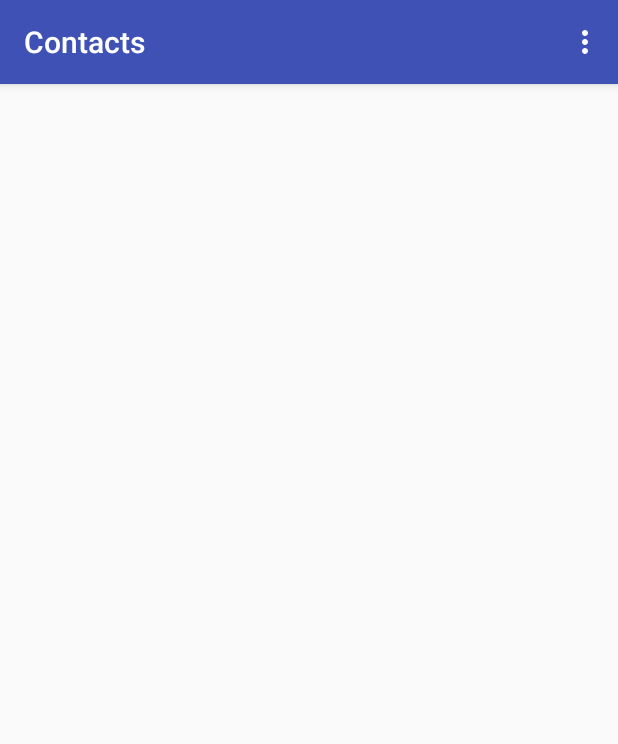
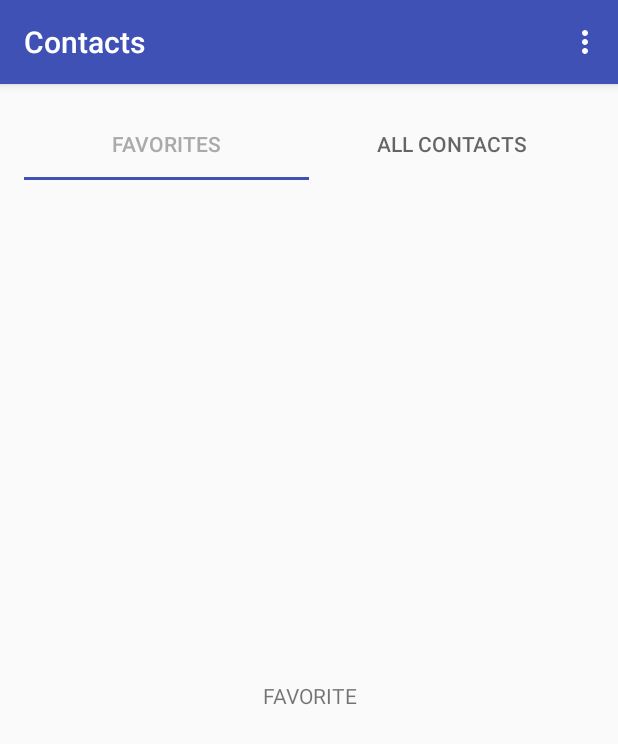
Before and after one commit to kostovtd/ContactsApp, an Android app: the screen it shows after launch (ContactsActivity), on a phone screen of 412 x 824 dp. Shown: the top 744 px of the screen. Run offline under Robolectric (Android 15) with nearby library versions, the phone set to English and light mode, and no system bars; our stand-ins replace ButterKnife.

Commit message:
Tabs included for ContactsActivity New string resources Code refactoring

```diff
--- a/app/build.gradle
+++ b/app/build.gradle
@@ -1,5 +1,6 @@
 apply plugin: 'com.android.application'
 apply plugin: 'realm-android'
+apply plugin: 'android-apt'
 
 android {
     compileSdkVersion 23
@@ -7,7 +8,7 @@ android {
 
     defaultConfig {
         applicationId "com.contactsapp"
-        minSdkVersion 11
+        minSdkVersion 14
         targetSdkVersion 23
         versionCode 1
         versionName "1.0"
@@ -24,5 +25,7 @@ dependencies {
     compile fileTree(dir: 'libs', include: ['*.jar'])
     testCompile 'junit:junit:4.12'
     compile 'com.android.support:appcompat-v7:23.4.0'
+    compile 'com.android.support:design:23.4.0'
     compile 'com.jakewharton:butterknife:8.4.0'
+    apt 'com.jakewharton:butterknife-compiler:8.4.0'
 }
--- a/app/src/main/java/com/contactsapp/BaseView.java
+++ /dev/null
@@ -1,8 +0,0 @@
-package com.contactsapp;
-
-
-public interface BaseView<T extends BasePresenter> {
-
-    void setPresenter(T presenter);
-
-}
--- a/app/src/main/java/com/contactsapp/contactsScreen/ContactsActivity.java
+++ b/app/src/main/java/com/contactsapp/contactsScreen/ContactsActivity.java
@@ -1,20 +1,16 @@
 package com.contactsapp.contactsScreen;
 
 import android.os.Bundle;
+import android.support.design.widget.TabLayout;
 import android.support.v4.view.ViewPager;
 import android.support.v7.app.AppCompatActivity;
 import android.util.Log;
 import android.view.Menu;
 import android.view.MenuInflater;
 import android.view.MenuItem;
-import android.view.View;
-import android.widget.TextView;
-
 import com.contactsapp.R;
 import com.contactsapp.models.Contact;
-
 import java.util.List;
-
 import butterknife.BindView;
 import butterknife.ButterKnife;
 import butterknife.Unbinder;
@@ -25,13 +21,13 @@ public class ContactsActivity extends AppCompatActivity implements ContactsContr
 
     private Unbinder unbinder;
     private ContactsContract.Presenter presenter;
-
-    @BindView(R.id.noContactsTv)
-    private TextView noContactsTv;
-
+    private ContactsPagerAdapter contactsPagerAdapter;
 
     @BindView(R.id.contacts_view_pager)
-    private ViewPager contactsViewPager;
+    ViewPager contactsViewPager;
+
+    @BindView(R.id.contacts_tab_layout)
+    TabLayout contactsTabLayout;
 
 
     @Override
@@ -41,6 +37,12 @@ public class ContactsActivity extends AppCompatActivity implements ContactsContr
         setContentView(R.layout.activity_contacts);
 
         unbinder = ButterKnife.bind(this);
+
+        presenter = new ContactsPresenter(this);
+
+        contactsPagerAdapter = new ContactsPagerAdapter(getSupportFragmentManager(), this);
+        contactsViewPager.setAdapter(contactsPagerAdapter);
+        contactsTabLayout.setupWithViewPager(contactsViewPager);
     }
 
 
@@ -49,7 +51,6 @@ public class ContactsActivity extends AppCompatActivity implements ContactsContr
     protected void onResume() {
         Log.d(TAG, "onResume hit");
         super.onResume();
-        presenter.start();
     }
 
 
@@ -59,7 +60,6 @@ public class ContactsActivity extends AppCompatActivity implements ContactsContr
     protected void onPause() {
         Log.d(TAG, "onPause hit");
         super.onPause();
-        presenter.start();
     }
 
 
@@ -67,8 +67,8 @@ public class ContactsActivity extends AppCompatActivity implements ContactsContr
     @Override
     protected void onDestroy() {
         Log.d(TAG, "onDestroy hit");
+        super.onDestroy();
         unbinder.unbind();
-        super.onDestroy();
     }
 
 
@@ -99,12 +99,6 @@ public class ContactsActivity extends AppCompatActivity implements ContactsContr
 
 
     @Override
-    public void showNoContacts() {
-        noContactsTv.setVisibility(View.VISIBLE);
-    }
-
-
-    @Override
     public void showContacts(List<Contact> contacts) {
 
     }
@@ -114,11 +108,4 @@ public class ContactsActivity extends AppCompatActivity implements ContactsContr
     public boolean isActive() {
         return false;
     }
-
-
-    @Override
-    public void setPresenter(ContactsContract.Presenter presenter) {
-        if(presenter != null)
-            this.presenter = presenter;
-    }
 }
--- a/app/src/main/java/com/contactsapp/contactsScreen/ContactsContract.java
+++ b/app/src/main/java/com/contactsapp/contactsScreen/ContactsContract.java
@@ -2,18 +2,15 @@ package com.contactsapp.contactsScreen;
 
 
 import com.contactsapp.BasePresenter;
-import com.contactsapp.BaseView;
 import com.contactsapp.models.Contact;
 
 import java.util.List;
 
 public interface ContactsContract {
 
-    interface View extends BaseView<Presenter> {
+    interface View {
 
         void setLoadingIndicator(boolean active);
-
-        void showNoContacts();
 
         void showContacts(List<Contact> contacts);
 
@@ -21,11 +18,9 @@ public interface ContactsContract {
     }
 
 
-    interface Presenter extends BasePresenter {
+    interface Presenter {
 
         void loadContacts();
-
-        void openContactDetails(Contact contact);
 
         void openAddNewContact();
     }
--- a/app/src/main/java/com/contactsapp/contactsScreen/ContactsPagerAdapter.java
+++ b/app/src/main/java/com/contactsapp/contactsScreen/ContactsPagerAdapter.java
@@ -1,9 +1,14 @@
 package com.contactsapp.contactsScreen;
 
 
+import android.content.Context;
 import android.support.v4.app.Fragment;
 import android.support.v4.app.FragmentManager;
 import android.support.v4.app.FragmentStatePagerAdapter;
+
+import com.contactsapp.R;
+import com.contactsapp.contactsScreen.allContacts.AllContactsFragment;
+import com.contactsapp.contactsScreen.favoriteContacts.FavoriteContactsFragment;
 
 public class ContactsPagerAdapter extends FragmentStatePagerAdapter{
 
@@ -11,9 +16,19 @@ public class ContactsPagerAdapter extends FragmentStatePagerAdapter{
 
     private AllContactsFragment allContactsFragment;
     private FavoriteContactsFragment favoriteContactsFragment;
+    private Context context;
 
-    public ContactsPagerAdapter(FragmentManager fragmentManager) {
+    public ContactsPagerAdapter(FragmentManager fragmentManager, Context context) {
         super(fragmentManager);
+
+        if(fragmentManager == null) {
+            throw new NullPointerException("fragmentManager cannot be null");
+        } else if(context == null) {
+            throw new NullPointerException("context cannot be null");
+        }
+
+        this.context = context;
+
         favoriteContactsFragment = FavoriteContactsFragment.newInstance();
         allContactsFragment = AllContactsFragment.newInstance();
     }
@@ -29,6 +44,15 @@ public class ContactsPagerAdapter extends FragmentStatePagerAdapter{
     }
 
     @Override
+    public CharSequence getPageTitle(int position) {
+        switch (position) {
+            case 0: return context.getString(R.string.contacts_favorites_tab_title);
+            case 1: return context.getString(R.string.contacts_all_contacts_tab_title);
+        }
+        return "";
+    }
+
+    @Override
     public int getCount() {
         return NUMBER_OF_FRAGMENTS;
     }
--- /dev/null
+++ b/app/src/main/java/com/contactsapp/contactsScreen/ContactsPresenter.java
@@ -0,0 +1,31 @@
+package com.contactsapp.contactsScreen;
+
+
+import android.util.Log;
+
+public class ContactsPresenter implements ContactsContract.Presenter{
+
+    public static final String TAG = ContactsPresenter.class.getSimpleName();
+
+    private final ContactsContract.View mContactsView;
+
+    public ContactsPresenter(ContactsContract.View mContactsView) {
+        if(mContactsView == null) {
+            throw new NullPointerException("mContactsView can not be NULL");
+        }
+
+        this.mContactsView = mContactsView;
+    }
+
+    @Override
+    public void loadContacts() {
+        Log.d(TAG, "loadContacts hit");
+    }
+
+    @Override
+    public void openAddNewContact() {
+        Log.d(TAG, "openAddNewContact hit");
+    }
+
+
+}
--- a/app/src/main/java/com/contactsapp/contactsScreen/AllContactsFragment.java
+++ b/app/src/main/java/com/contactsapp/contactsScreen/allContacts/AllContactsFragment.java
@@ -1,4 +1,4 @@
-package com.contactsapp.contactsScreen;
+package com.contactsapp.contactsScreen.allContacts;
 
 
 import android.os.Bundle;
--- a/app/src/main/java/com/contactsapp/contactsScreen/FavoriteContactsFragment.java
+++ b/app/src/main/java/com/contactsapp/contactsScreen/favoriteContacts/FavoriteContactsFragment.java
@@ -1,4 +1,4 @@
-package com.contactsapp.contactsScreen;
+package com.contactsapp.contactsScreen.favoriteContacts;
 
 
 import android.os.Bundle;
--- a/app/src/main/res/layout/activity_contacts.xml
+++ b/app/src/main/res/layout/activity_contacts.xml
@@ -1,6 +1,7 @@
 <?xml version="1.0" encoding="utf-8"?>
 <RelativeLayout xmlns:android="http://schemas.android.com/apk/res/android"
     xmlns:tools="http://schemas.android.com/tools"
+    xmlns:app="http://schemas.android.com/apk/res-auto"
     android:layout_width="match_parent"
     android:layout_height="match_parent"
     android:paddingBottom="@dimen/activity_vertical_margin"
@@ -9,17 +10,18 @@
     android:paddingTop="@dimen/activity_vertical_margin"
     tools:context=".contactsScreen.ContactsActivity">
 
-    <TextView
-        android:id="@+id/noContactsTv"
-        android:layout_width="wrap_content"
+    <android.support.design.widget.TabLayout
+        android:layout_width="match_parent"
         android:layout_height="wrap_content"
-        android:gravity="center"
-        android:visibility="gone"
-        android:text="@string/contacts_screen_no_contacts" />
-
+        app:tabMode="fixed"
+        app:tabMaxWidth="0dp"
+        app:tabGravity="fill"
+        android:id="@+id/contacts_tab_layout"
+        style="@style/ContactsTabLayout"/>
 
     <android.support.v4.view.ViewPager
         android:layout_width="match_parent"
         android:layout_height="match_parent"
-        android:id="@+id/contacts_view_pager"/>
+        android:id="@+id/contacts_view_pager"
+        android:layout_below="@id/contacts_tab_layout"/>
 </RelativeLayout>
--- a/app/src/main/res/values/strings.xml
+++ b/app/src/main/res/values/strings.xml
@@ -7,5 +7,7 @@
     <string name="contacts_screen_title">Contacts</string>
     <string name="contacts_screen_add_new_contact_menu_title">Add New Contact</string>
     <string name="contacts_screen_no_contacts">No contacts</string>
+    <string name="contacts_favorites_tab_title">Favorites</string>
+    <string name="contacts_all_contacts_tab_title">All Contacts</string>
 
 </resources>
--- a/app/src/main/res/values/styles.xml
+++ b/app/src/main/res/values/styles.xml
@@ -8,4 +8,11 @@
         <item name="colorAccent">@color/colorAccent</item>
     </style>
 
+
+    <!-- Contacts tab styles -->
+    <style name="ContactsTabLayout" parent="Widget.Design.TabLayout">
+        <item name="tabIndicatorColor">@color/colorPrimary</item>
+        <item name="tabSelectedTextColor">@android:color/darker_gray</item>
+        <item name="android:textAllCaps">false</item>
+    </style>
 </resources>
--- a/build.gradle
+++ b/build.gradle
@@ -7,6 +7,7 @@ buildscript {
     dependencies {
         classpath 'com.android.tools.build:gradle:2.1.3'
         classpath "io.realm:realm-gradle-plugin:1.2.0"
+        classpath 'com.neenbedankt.gradle.plugins:android-apt:1.8'
 
         // NOTE: Do not place your application dependencies here; they belong
         // in the individual module build.gradle files
```
